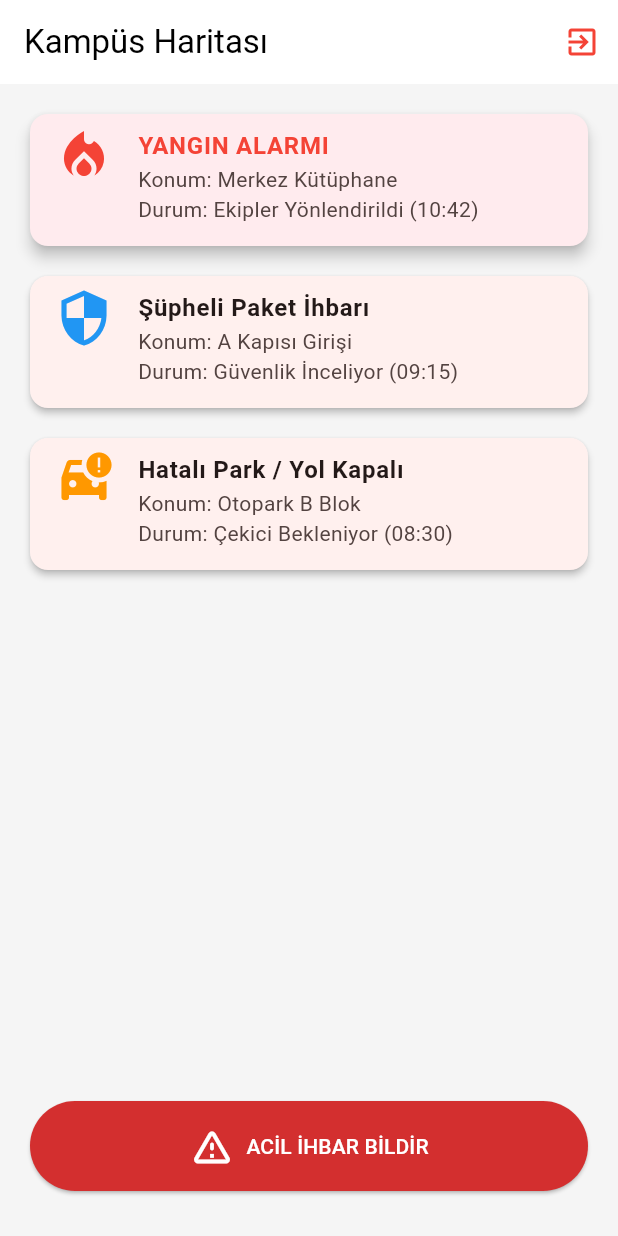
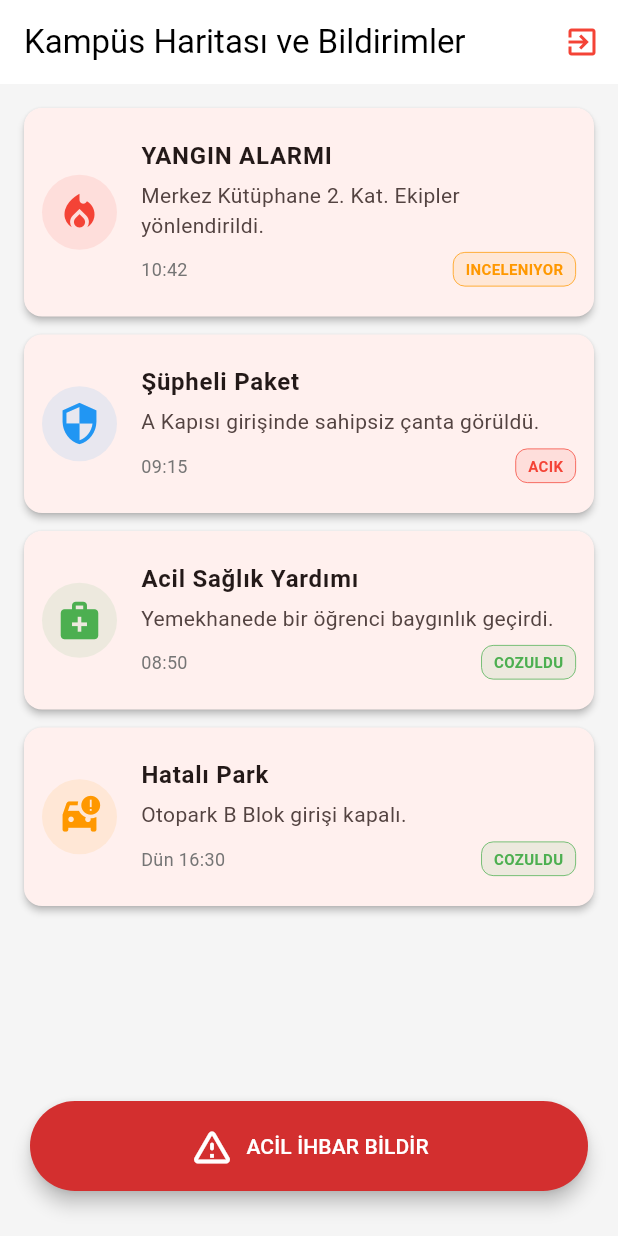
Before and after one commit to emrekmbsr61-tech/KampusBildirim_, a Flutter app: the HomePage screen opened directly, on a phone screen of 412 x 824 dp. Run offline on Flutter 3.47's test engine with Material 3 defaults, Android fonts, the phone set to English and light mode, and no system bars.

Commit message:
Ana sayfa listesi düzenlendi ve bildirim akışı geliştirildi

```diff
--- a/lib/views/home/home_page.dart
+++ b/lib/views/home/home_page.dart
@@ -1,7 +1,6 @@
 import 'package:flutter/material.dart';
-import 'report_page.dart'; //diğer sayfayı buraya tanıttım
+import 'report_page.dart';// Eğer dosya yolun farklıysa burayı düzelt
 
-// Burası uygulamanın ana sayfası, yani haritanın olduğu yer.
 class HomePage extends StatefulWidget {
   const HomePage({super.key});
 
@@ -10,92 +9,90 @@
 }
 
 class _HomePageState extends State<HomePage> {
+  // 20 PUANLIK KISIM: Verileri elle tek tek yazmak yerine bir listede tutuyoruz.
+  // Gerçek uygulamada bu veriler veritabanından (Backend) gelir.
+  final List<Map<String, dynamic>> bildirimler = [
+    {
+      "tur": "yangin",
+      "baslik": "YANGIN ALARMI",
+      "aciklama": "Merkez Kütüphane 2. Kat. Ekipler yönlendirildi.",
+      "zaman": "10:42",
+      "durum": "inceleniyor"
+    },
+    {
+      "tur": "guvenlik",
+      "baslik": "Şüpheli Paket",
+      "aciklama": "A Kapısı girişinde sahipsiz çanta görüldü.",
+      "zaman": "09:15",
+      "durum": "acik"
+    },
+    {
+      "tur": "saglik",
+      "baslik": "Acil Sağlık Yardımı",
+      "aciklama": "Yemekhanede bir öğrenci baygınlık geçirdi.",
+      "zaman": "08:50",
+      "durum": "cozuldu"
+    },
+    {
+      "tur": "trafik",
+      "baslik": "Hatalı Park",
+      "aciklama": "Otopark B Blok girişi kapalı.",
+      "zaman": "Dün 16:30",
+      "durum": "cozuldu"
+    },
+  ];
+
   @override
   Widget build(BuildContext context) {
     return Scaffold(
-      // Üst taraftaki Başlık Çubuğunu  buraya tasarladım
+      backgroundColor: Colors.grey[100], // Hafif gri arka plan
+
+      // --- ÜST BAŞLIK (APP BAR) ---
       appBar: AppBar(
-        title: const Text("Kampüs Haritası"),
+        title: const Text("Kampüs Haritası ve Bildirimler"),
         backgroundColor: Colors.white,
         foregroundColor: Colors.black,
         elevation: 0,
         actions: [
-          // Sağ üst köşeye çıkış yapma butonunu ekledim
+          // ÇIKIŞ BUTONU
           IconButton(
             icon: const Icon(Icons.exit_to_app, color: Colors.red),
             onPressed: () {
-              // Navigator kullanarak kullanıcıyı diğer sayfaya atıyorum
-              Navigator.push(
-                context,
-                MaterialPageRoute(builder: (context) => const ReportPage()),
-              );
-              print("Kullanıcıyı güvenli bir şekilde ihbar sayfasına yönlendirdim.");
-              print("Çıkış butonuna basıldı, işlem başlatılıyor...");
+              // Navigator.pop kullanıyoruz çünkü giriş sayfasından geldik, geri dönüyoruz.
+              Navigator.pop(context);
             },
+            tooltip: "Çıkış Yap",
           ),
         ],
       ),
 
-      // Harita ile butonu üst üste koymak için Stack yapısını kullandım
+      // --- GÖVDE (STACK YAPISI) ---
       body: Stack(
         children: [
-          // 1. KATMAN: Harita Alanı
-
-
-          Container(
-            color: Colors.grey[100],
-            child: ListView(
-              padding: const EdgeInsets.fromLTRB(16, 16, 16, 100), // Butonun altında kalmasın diye boşluk
-              children: [
-                // KART 1: ACİL DURUM
-                Card(
-                  elevation: 4,
-                  color: Colors.red.shade50,
-                  child: ListTile(
-                    leading: const Icon(Icons.local_fire_department, color: Colors.red, size: 40),
-                    title: const Text("YANGIN ALARMI", style: TextStyle(fontWeight: FontWeight.bold, color: Colors.red)),
-                    subtitle: const Text("Konum: Merkez Kütüphane\nDurum: Ekipler Yönlendirildi (10:42)"),
-                    isThreeLine: true,
-                  ),
-                ),
-                const SizedBox(height: 12),
-
-                // KART 2: GÜVENLİK
-                const Card(
-                  elevation: 2,
-                  child: ListTile(
-                    leading: Icon(Icons.security, color: Colors.blue, size: 40),
-                    title: Text("Şüpheli Paket İhbarı", style: TextStyle(fontWeight: FontWeight.bold)),
-                    subtitle: Text("Konum: A Kapısı Girişi\nDurum: Güvenlik İnceliyor (09:15)"),
-                    isThreeLine: true,
-                  ),
-                ),
-                const SizedBox(height: 12),
-
-                // KART 3: TRAFİK
-                const Card(
-                  elevation: 2,
-                  child: ListTile(
-                    leading: Icon(Icons.car_crash, color: Colors.orange, size: 40),
-                    title: Text("Hatalı Park / Yol Kapalı", style: TextStyle(fontWeight: FontWeight.bold)),
-                    subtitle: Text("Konum: Otopark B Blok\nDurum: Çekici Bekleniyor (08:30)"),
-                    isThreeLine: true,
-                  ),
-
-                ),
-              ],
-            ),
+          // 1. KATMAN: Bildirim Listesi
+          // ListView.builder kullanarak listeyi otomatik oluşturuyoruz.
+          ListView.builder(
+            padding: const EdgeInsets.fromLTRB(16, 16, 16, 100), // Alttaki butona yer bırak
+            itemCount: bildirimler.length,
+            itemBuilder: (context, index) {
+              // Her bir bildirim için kart tasarımı fonksiyonunu çağırıyoruz
+              return _buildBildirimKarti(bildirimler[index]);
+            },
           ),
 
-          // 2. KATMAN: Acil İhbar Butonu
-
+          // 2. KATMAN: Alttaki Sabit Buton
           Positioned(
             bottom: 30,
             left: 20,
             right: 20,
             child: ElevatedButton.icon(
               onPressed: () {
-                // Buraya basınca ihbar sayfasına gidilecek
+                // İhbar sayfasına git
+                // Eğer ReportPage dosyan yoksa veya adı farklıysa burayı yorum satırı yap.
+                Navigator.push(
+                  context,
+                  MaterialPageRoute(builder: (context) => const ReportPage()),
+                );
                 print("İhbar sayfasına gidiliyor...");
               },
               icon: const Icon(Icons.warning_amber_rounded, size: 30),
@@ -104,6 +101,7 @@
                 backgroundColor: Colors.red[700],
                 foregroundColor: Colors.white,
                 padding: const EdgeInsets.symmetric(vertical: 15),
+                elevation: 5,
                 shape: RoundedRectangleBorder(
                   borderRadius: BorderRadius.circular(30),
                 ),
@@ -114,4 +112,97 @@
       ),
     );
   }
+
+  // --- YARDIMCI TASARIM FONKSİYONU ---
+  // Bu fonksiyon her bir bildirim verisini alıp şık bir Karta çevirir.
+  Widget _buildBildirimKarti(Map<String, dynamic> bildirim) {
+    // Türüne göre renk ve ikon seçimi
+    Color renk;
+    IconData ikon;
+
+    switch (bildirim['tur']) {
+      case 'yangin':
+        renk = Colors.red;
+        ikon = Icons.local_fire_department;
+        break;
+      case 'guvenlik':
+        renk = Colors.blue;
+        ikon = Icons.security;
+        break;
+      case 'saglik':
+        renk = Colors.green;
+        ikon = Icons.medical_services;
+        break;
+      case 'trafik':
+        renk = Colors.orange;
+        ikon = Icons.car_crash;
+        break;
+      default:
+        renk = Colors.grey;
+        ikon = Icons.notifications;
+    }
+
+    // Durum rengi (Açık: Kırmızı, Çözüldü: Yeşil)
+    Color durumRengi = bildirim['durum'] == 'cozuldu' ? Colors.green : Colors.orange;
+    if (bildirim['durum'] == 'acik') durumRengi = Colors.red;
+
+    return Card(
+      margin: const EdgeInsets.only(bottom: 12),
+      elevation: 2,
+      shape: RoundedRectangleBorder(borderRadius: BorderRadius.circular(12)),
+      child: ListTile(
+        contentPadding: const EdgeInsets.all(12),
+        // Sol taraftaki İkon Kutusu
+        leading: Container(
+          padding: const EdgeInsets.all(10),
+          decoration: BoxDecoration(
+            color: renk.withOpacity(0.1),
+            shape: BoxShape.circle,
+          ),
+          child: Icon(ikon, color: renk, size: 30),
+        ),
+        // Başlık
+        title: Text(
+          bildirim['baslik'],
+          style: const TextStyle(fontWeight: FontWeight.bold, fontSize: 16),
+        ),
+        // Alt Açıklama ve Durum
+        subtitle: Column(
+          crossAxisAlignment: CrossAxisAlignment.start,
+          children: [
+            const SizedBox(height: 4),
+            Text(bildirim['aciklama']),
+            const SizedBox(height: 8),
+            Row(
+              mainAxisAlignment: MainAxisAlignment.spaceBetween,
+              children: [
+                // Saat
+                Text(
+                  bildirim['zaman'],
+                  style: TextStyle(color: Colors.grey[600], fontSize: 12),
+                ),
+                // Durum Etiketi
+                Container(
+                  padding: const EdgeInsets.symmetric(horizontal: 8, vertical: 4),
+                  decoration: BoxDecoration(
+                    color: durumRengi.withOpacity(0.1),
+                    borderRadius: BorderRadius.circular(8),
+                    border: Border.all(color: durumRengi, width: 0.5),
+                  ),
+                  child: Text(
+                    bildirim['durum'].toString().toUpperCase(),
+                    style: TextStyle(
+                      color: durumRengi,
+                      fontWeight: FontWeight.bold,
+                      fontSize: 10,
+                    ),
+                  ),
+                ),
+              ],
+            ),
+          ],
+        ),
+      ),
+    );
+  }
 }
```
